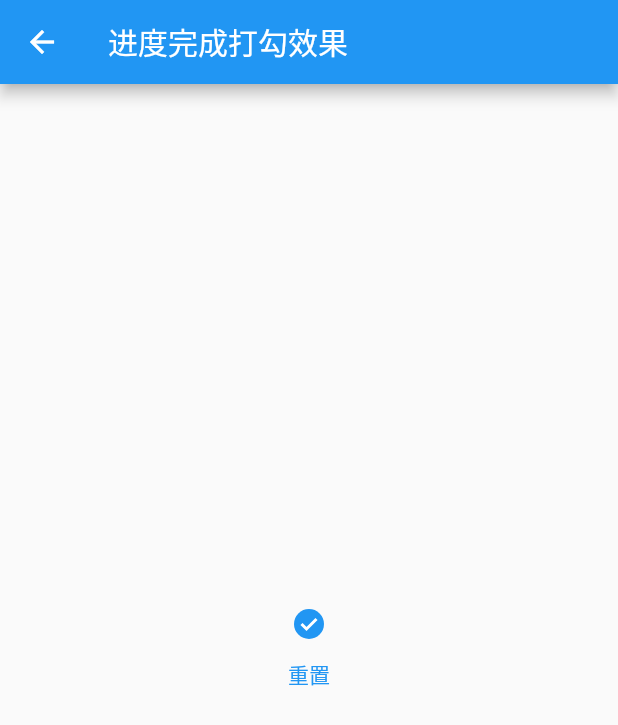
After one commit to huangjian0414/flutter_notes, a Flutter app: the TickSuccessDemo screen opened directly, after a tap on "完成", on a phone screen of 412 x 824 dp. The commit adds this screen. Shown: the top 725 px of the screen. Run offline on Flutter 3.47's test engine with Material 2 defaults, Android fonts, the phone set to English and light mode, and no system bars.

Commit message:
进度打勾动画 初版

```diff
--- a/lib/main.dart
+++ b/lib/main.dart
@@ -2,6 +2,7 @@
 import 'package:flutter/material.dart';
 import 'notes/raddar_scan/raddar_scan_demo.dart';
 import 'notes/round_rotate/round_rotate_demo.dart';
+import 'notes/tick_anmi/tick_success_demo.dart';
 
 
 void main() {
@@ -65,6 +66,10 @@ class _MyHomePageState extends State<MyHomePage> {
         'title':'圆球进度效果',
         'page':  RoundRotateDemo()
       },
+      {
+        'title':'进度完成打勾效果',
+        'page':  TickSuccessDemo()
+      },
     ];
   }
 }
--- /dev/null
+++ b/lib/notes/tick_anmi/source/tick_success_control.dart
@@ -0,0 +1,25 @@
+
+
+
+import 'package:flutter/material.dart';
+
+class TickSuccessControl {
+
+  AnimationController? animationController;
+
+  bool isSuccess;
+
+  TickSuccessControl({this.isSuccess = false,this.animationController});
+
+  updateStatus(bool status){
+    if (status != isSuccess) {
+      isSuccess = status;
+      animationController?.reset();
+      if (isSuccess) {
+        animationController?.forward();
+      }else{
+        animationController?.repeat();
+      }
+    }
+  }
+}
--- /dev/null
+++ b/lib/notes/tick_anmi/source/tick_success_painter.dart
@@ -0,0 +1,57 @@
+
+
+import 'dart:math';
+import 'dart:ui';
+
+import 'package:flutter/material.dart';
+
+class PathPainter extends CustomPainter {
+  //进度 0-1
+  double progress = 0.0;
+  bool isSuccess;
+  PathPainter(this.progress,{this.isSuccess = false});
+
+  Paint _paint = new Paint()
+    ..color = Colors.white
+    ..style = PaintingStyle.stroke
+    ..strokeWidth = 2.0
+    ..isAntiAlias = true;
+  Paint _circlePaint = new Paint()
+    ..color = Colors.white
+    ..style = PaintingStyle.stroke
+    ..strokeWidth = 1.0
+    ..isAntiAlias = true;
+
+  @override
+  void paint(Canvas canvas, Size size) {
+
+    double radius = min(size.width/2, size.height/2);
+    Offset center = Offset(size.width/2, size.height/2);
+    if (isSuccess) {
+      Path startPath = Path();
+      startPath.moveTo(center.dx-radius/2, center.dy);
+      startPath.lineTo(center.dx-radius/6, center.dy+radius/2-radius/6);
+      startPath.lineTo(center.dx+radius/2, center.dy-radius/3);
+
+      PathMetrics pathMetrics = startPath.computeMetrics();
+      PathMetric pathMetric = pathMetrics.first;
+      Path extrPath = pathMetric.extractPath(0, pathMetric.length * progress);
+      canvas.drawPath(extrPath, _paint);
+    }else{
+      Path arcPath = Path();
+      arcPath.addArc(Rect.fromCircle(center: center, radius: radius-5), 0, pi*3/2);
+      canvas.translate(center.dx, center.dy);
+      canvas.rotate(pi*2*progress);
+      canvas.translate(-center.dx, -center.dy);
+      canvas.drawPath(arcPath, _circlePaint);
+
+    }
+  }
+
+
+  @override
+  bool shouldRepaint(covariant CustomPainter oldDelegate) {
+    //返回ture 实时更新
+    return true;
+  }
+}
--- /dev/null
+++ b/lib/notes/tick_anmi/source/tick_success_view.dart
@@ -0,0 +1,56 @@
+
+import 'package:flutter/material.dart';
+
+import 'tick_success_control.dart';
+import 'tick_success_painter.dart';
+
+class TickSuccessView extends StatefulWidget {
+  TickSuccessControl control;
+  TickSuccessView({Key? key,
+    required this.control
+  }) : super(key: key);
+
+  @override
+  State<TickSuccessView> createState() => _TickSuccessViewState();
+}
+
+class _TickSuccessViewState extends State<TickSuccessView> with TickerProviderStateMixin {
+
+  @override
+  void initState() {
+
+    super.initState();
+
+    widget.control.animationController = new AnimationController(
+        vsync: this, duration: Duration(milliseconds: 1000));
+    widget.control.animationController!.repeat();
+  }
+
+  @override
+  void dispose() {
+    // TODO: implement dispose
+    widget.control.animationController?.dispose();
+    super.dispose();
+  }
+
+  @override
+  Widget build(BuildContext context) {
+    return AnimatedBuilder(
+        animation: widget.control.animationController!,
+        builder: (context,child) {
+          return Container(
+            width: 20,
+            height: 20,
+            decoration: BoxDecoration(
+                color: Colors.blue,
+                borderRadius: BorderRadius.circular(10)
+            ),
+            child: CustomPaint(
+              painter: PathPainter(widget.control.animationController!.value,isSuccess: widget.control.isSuccess),
+            ),
+          );
+        }
+    );
+  }
+
+}
--- /dev/null
+++ b/lib/notes/tick_anmi/tick_success_demo.dart
@@ -0,0 +1,43 @@
+
+
+import 'package:flutter/material.dart';
+import 'package:flutter_notes/notes/tick_anmi/source/tick_success_control.dart';
+
+import 'source/tick_success_view.dart';
+
+
+class TickSuccessDemo extends StatefulWidget {
+  const TickSuccessDemo({Key? key}) : super(key: key);
+
+  @override
+  State<TickSuccessDemo> createState() => _TickSuccessDemoState();
+}
+
+class _TickSuccessDemoState extends State<TickSuccessDemo> {
+
+  bool isSuccess = false;
+  TickSuccessControl control = TickSuccessControl();
+
+  @override
+  Widget build(BuildContext context) {
+    return Scaffold(
+      appBar: AppBar(
+        title: Text('进度完成打勾效果'),
+      ),
+      body: Center(
+        child: Column(
+          mainAxisAlignment: MainAxisAlignment.center,
+          children: [
+            TickSuccessView(control: control,),
+            TextButton(onPressed: (){
+              setState(() {
+                isSuccess = !isSuccess;
+                control.updateStatus(isSuccess);
+              });
+            }, child: Text('${isSuccess?'重置':'完成'}')),
+          ],
+        )
+      ),
+    );
+  }
+}
```
